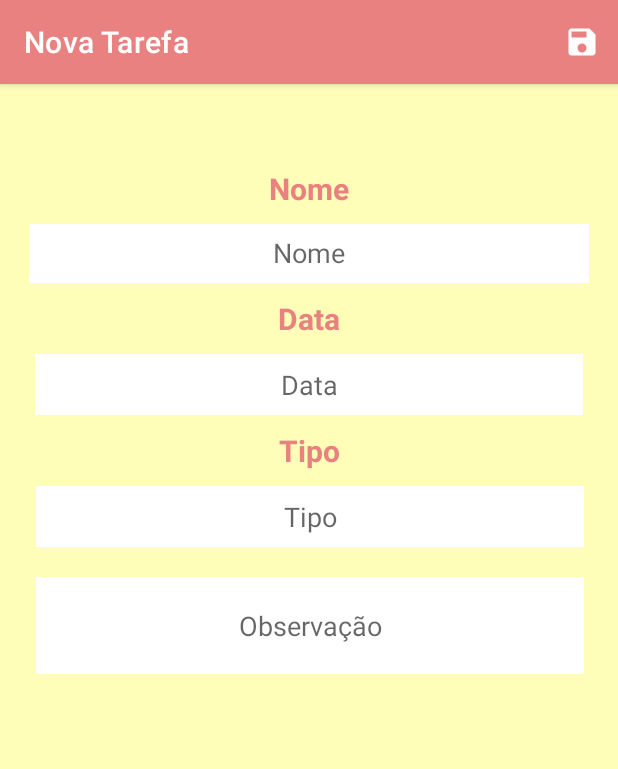
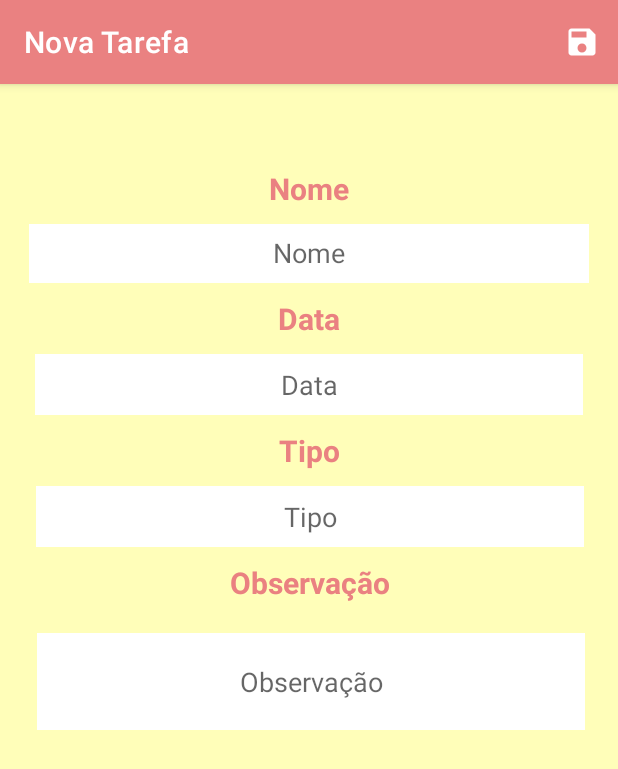
Before and after one commit to liaemily/App_ProjetoFinalDMO, an Android app: the TaskActivity screen opened directly, with no data from a screen before it, on a phone screen of 412 x 824 dp. Shown: the top 769 px of the screen. Run offline under Robolectric (Android 15) with nearby library versions, the phone set to English and light mode, and no system bars; our stand-ins replace Firebase (no records; nobody signed in at launch, a user with empty details on screens opened directly).

Commit message:
update android studio

```diff
--- a/app/build.gradle
+++ b/app/build.gradle
@@ -43,6 +43,8 @@ dependencies {
     implementation 'com.google.firebase:firebase-auth'
     implementation 'com.firebaseui:firebase-ui-firestore:8.0.1'
     implementation 'com.google.firebase:firebase-storage:20.0.1'
+    implementation 'com.github.bumptech.glide:glide:4.14.2'
+    annotationProcessor 'com.github.bumptech.glide:compiler:4.14.2'
 
     testImplementation 'junit:junit:4.13.2'
     androidTestImplementation 'androidx.test.ext:junit:1.1.5'
--- a/app/src/main/java/br/edu/ifsp/dmos5/app_projetofinal/mvp/ProfileMVP.java
+++ b/app/src/main/java/br/edu/ifsp/dmos5/app_projetofinal/mvp/ProfileMVP.java
@@ -1,7 +1,9 @@
 package br.edu.ifsp.dmos5.app_projetofinal.mvp;
 
 import android.content.Context;
+import android.net.Uri;
 import android.widget.EditText;
+import android.widget.ImageView;
 
 public interface ProfileMVP {
 
@@ -13,8 +15,8 @@ public interface ProfileMVP {
         void detach();
         void startListener();
         void stopListener();
-        void saveUser(String name, String surname, String phone, String email);
-        void populate(EditText name, EditText surname, EditText phone, EditText email);
+        void saveUser(String name, String surname, String phone, String email, String image);
+        void populate(EditText name, EditText surname, EditText phone, EditText email, ImageView image);
         void logout();
     }
 }
--- a/app/src/main/java/br/edu/ifsp/dmos5/app_projetofinal/presenter/RegisterPresenter.java
+++ b/app/src/main/java/br/edu/ifsp/dmos5/app_projetofinal/presenter/RegisterPresenter.java
@@ -85,7 +85,7 @@ public class RegisterPresenter implements RegisterMVP.Presenter {
         userID = FirebaseAuth.getInstance().getCurrentUser().getUid();
         String email = FirebaseAuth.getInstance().getCurrentUser().getEmail();
 
-        User user = new User(name, surname, phone, email);
+        User user = new User(name, surname, phone, email, null);
 
         DocumentReference documentReference = database.collection(Constants.USERS_COLLECTION).document(userID);
 
--- a/app/src/main/java/br/edu/ifsp/dmos5/app_projetofinal/presenter/TaskPresenter.java
+++ b/app/src/main/java/br/edu/ifsp/dmos5/app_projetofinal/presenter/TaskPresenter.java
@@ -123,7 +123,9 @@ public class TaskPresenter implements TaskMVP.Presenter{
     @Override
     public void updateUI(Intent intent, EditText name, EditText date, EditText type, EditText obs, ActionBar toolBar) {
         if(intent.hasExtra(Constants.FIRESTORE_DOCUMENT_KEY)){
+
             firestoreId = intent.getStringExtra(Constants.FIRESTORE_DOCUMENT_KEY);
+            System.out.println(firestoreId);
             database.collection(Constants.TASKS_COLLECTION).document(firestoreId).addSnapshotListener(new EventListener<DocumentSnapshot>() {
                 @Override
                 public void onEvent(@Nullable DocumentSnapshot value, @Nullable FirebaseFirestoreException error) {
--- a/app/src/main/java/br/edu/ifsp/dmos5/app_projetofinal/view/TaskActivity.java
+++ b/app/src/main/java/br/edu/ifsp/dmos5/app_projetofinal/view/TaskActivity.java
@@ -1,13 +1,18 @@
 package br.edu.ifsp.dmos5.app_projetofinal.view;
 
+import android.app.DatePickerDialog;
 import android.content.Context;
 import android.os.Bundle;
 import android.view.Menu;
 import android.view.MenuItem;
+import android.view.View;
+import android.widget.DatePicker;
 import android.widget.EditText;
 
 import androidx.annotation.NonNull;
 import androidx.appcompat.app.AppCompatActivity;
+
+import java.util.Calendar;
 
 import br.edu.ifsp.dmos5.app_projetofinal.R;
 import br.edu.ifsp.dmos5.app_projetofinal.mvp.TaskMVP;
@@ -24,8 +29,11 @@ public class TaskActivity extends AppCompatActivity implements TaskMVP.View{
         setContentView(R.layout.activity_task);
 
         findById();
+        setListener();
+
         presenter = new TaskPresenter(this);
         presenter.updateUI(getIntent(), nameEditText, dateEditText, typeEditText, obsEditText, getSupportActionBar());
+
     }
 
     @Override
@@ -72,6 +80,30 @@ public class TaskActivity extends AppCompatActivity implements TaskMVP.View{
         obsEditText = findViewById(R.id.edittext_obs);
     }
 
+    private void setListener(){
+        dateEditText.setOnClickListener(new View.OnClickListener() {
+            @Override
+            public void onClick(View view) {
+
+                final Calendar cldr = Calendar.getInstance();
+                int day = cldr.get(Calendar.DAY_OF_MONTH);
+                int month = cldr.get(Calendar.MONTH);
+                int year = cldr.get(Calendar.YEAR);
+
+                DatePickerDialog datePickerDialog = new DatePickerDialog(TaskActivity.this,
+                        new DatePickerDialog.OnDateSetListener() {
+                            @Override
+                            public void onDateSet(DatePicker view, int year, int monthOfYear, int dayOfMonth) {
+                                dateEditText.setBackground(null);
+                                String date = dayOfMonth + "/" + (monthOfYear + 1) + "/" + year ;
+                                dateEditText.setText(date);
+                            }
+                        }, year, month, day);
+                datePickerDialog.show();
+            }
+        });
+    }
+
     private void saveTask(){
 
         String name = nameEditText.getText().toString();
--- a/app/src/main/res/drawable/bg_image_view_profile.xml
+++ b/app/src/main/res/drawable/bg_image_view_profile.xml
@@ -1,7 +1,7 @@
 <?xml version="1.0" encoding="utf-8"?>
 <shape
     xmlns:android="http://schemas.android.com/apk/res/android"
-    android:shape="oval">
+    android:shape="rectangle">
 
     <!--
         Definindo a cor de backgrund da View alvo.
--- a/app/src/main/res/layout/activity_task.xml
+++ b/app/src/main/res/layout/activity_task.xml
@@ -57,7 +57,7 @@
         android:layout_marginTop="10dp"
         android:background="@color/white"
         android:hint="@string/hint_date"
-        android:inputType="datetime"
+        android:inputType="text"
         android:padding="8dp"
         android:textAlignment="center"
         android:textColor="@color/black"
@@ -93,9 +93,22 @@
         app:layout_constraintStart_toStartOf="@+id/text_type"
         app:layout_constraintTop_toBottomOf="@+id/text_type" />
 
+    <TextView
+        android:id="@+id/text_obs"
+        android:layout_width="wrap_content"
+        android:layout_height="wrap_content"
+        android:layout_marginTop="10dp"
+        android:text="@string/hint_obs"
+        android:textColor="@color/pink"
+        android:textSize="20sp"
+        android:textStyle="bold"
+        app:layout_constraintEnd_toEndOf="@+id/edittext_type"
+        app:layout_constraintStart_toStartOf="@+id/edittext_type"
+        app:layout_constraintTop_toBottomOf="@+id/edittext_type" />
+
     <EditText
         android:id="@+id/edittext_obs"
-        android:layout_width="0dp"
+        android:layout_width="365dp"
         android:layout_height="wrap_content"
         android:layout_marginTop="20dp"
         android:background="@color/white"
@@ -104,9 +117,9 @@
         android:padding="20dp"
         android:textAlignment="center"
         android:textColor="@color/black"
-        app:layout_constraintEnd_toEndOf="@id/edittext_type"
-        app:layout_constraintStart_toStartOf="@id/edittext_type"
-        app:layout_constraintTop_toBottomOf="@id/edittext_type" />
+        app:layout_constraintEnd_toEndOf="@+id/text_obs"
+        app:layout_constraintStart_toStartOf="@+id/text_obs"
+        app:layout_constraintTop_toBottomOf="@+id/text_obs" />
 
 
 
```
Also changed, not shown: app/src/main/java/br/edu/ifsp/dmos5/app_projetofinal/model/User.java (+12 -1 lines), app/src/main/java/br/edu/ifsp/dmos5/app_projetofinal/presenter/ProfilePresenter.java (+17 -4 lines), app/src/main/java/br/edu/ifsp/dmos5/app_projetofinal/view/ProfileActivity.java (+43 -4 lines), app/src/main/res/layout/activity_pet.xml (added, +108 -0 lines), app/src/main/res/layout/task_view.xml (+6 -6 lines).
